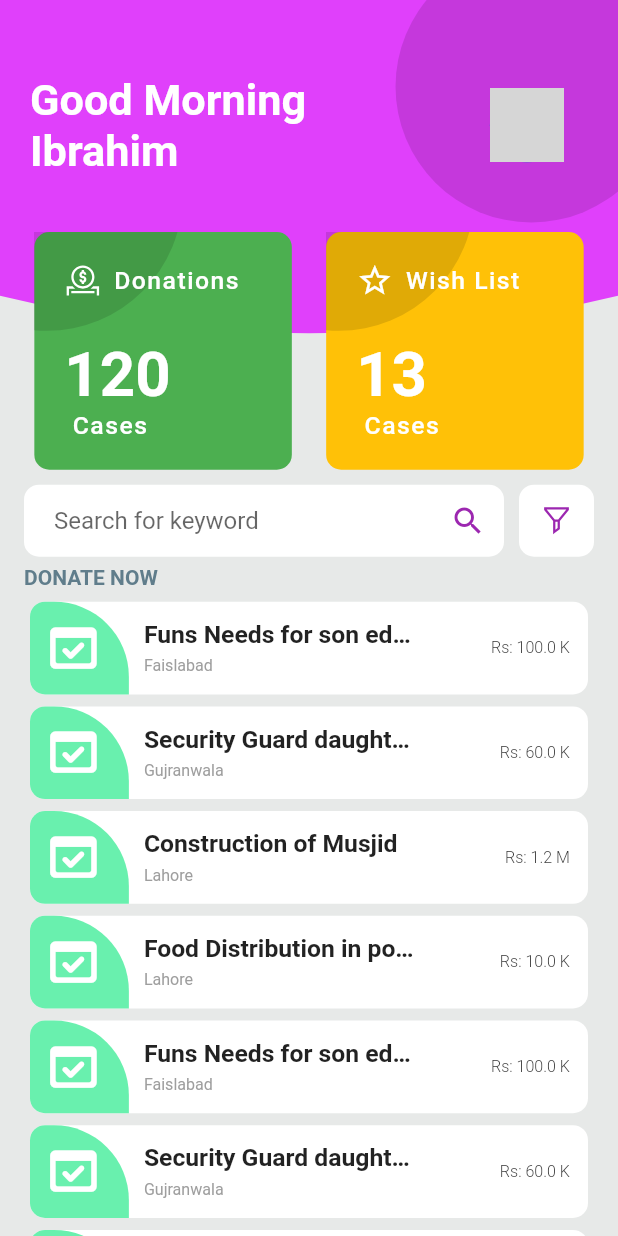
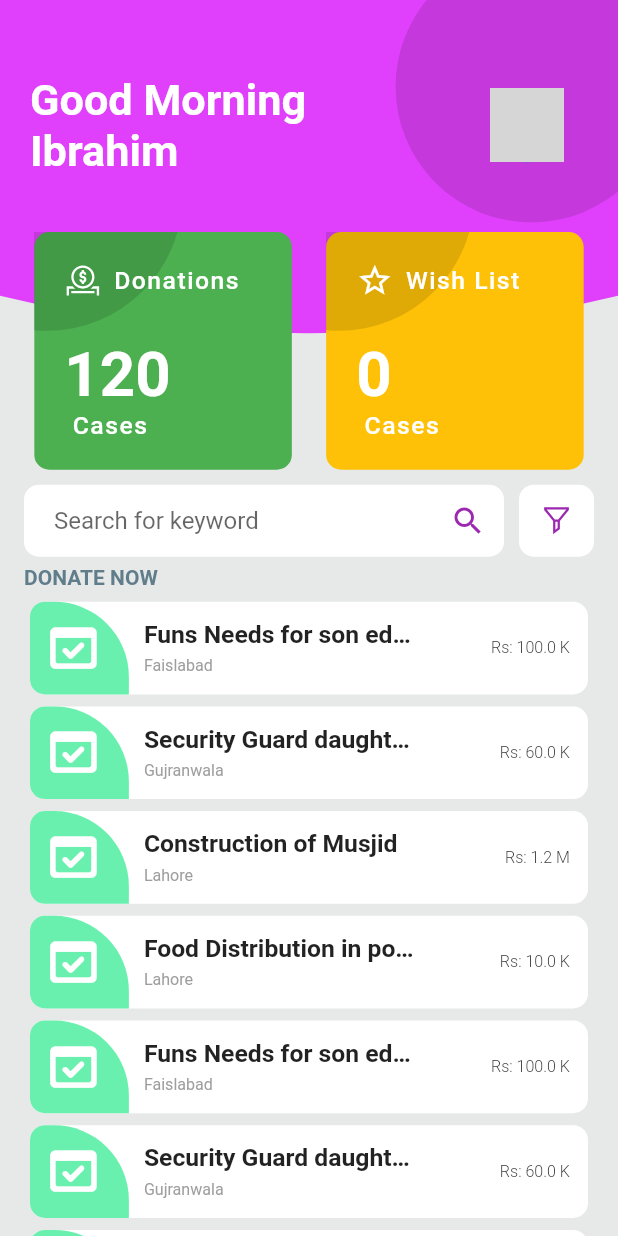
Before and after one commit to askabdulhaseeb/donation-app, a Flutter app: the screen it shows after launch, on a phone screen of 412 x 824 dp. Run offline on Flutter 3.47's test engine with Material 2 defaults, Android fonts, the phone set to English and light mode, and no system bars; drawn by our look-alikes of flutter_slidable; our stand-ins replace line_icons; network calls fail; grey boxes are pictures that could not be loaded.

Commit message:
show fav cases count on wish card

```diff
--- a/lib/screens/homeScreen/home_screen.dart
+++ b/lib/screens/homeScreen/home_screen.dart
@@ -54,8 +54,8 @@ class _HomePageState extends State<HomePage> {
                   right: 0,
                   child: Row(
                     mainAxisAlignment: MainAxisAlignment.spaceEvenly,
-                    children: const <Widget>[
-                      CustomCardWidget(
+                    children: <Widget>[
+                      const CustomCardWidget(
                         icon: LineIcons.donate,
                         title: 'Donations',
                         numberOfCases: 120,
@@ -64,7 +64,10 @@ class _HomePageState extends State<HomePage> {
                       CustomCardWidget(
                         icon: Icons.star_border_outlined,
                         title: 'Wish List',
-                        numberOfCases: 13,
+                        numberOfCases:
+                            Provider.of<DonationCasesProvider>(context)
+                                .getFavCases()
+                                .length,
                         backgroundColor: Colors.amber,
                       ),
                     ],
```
